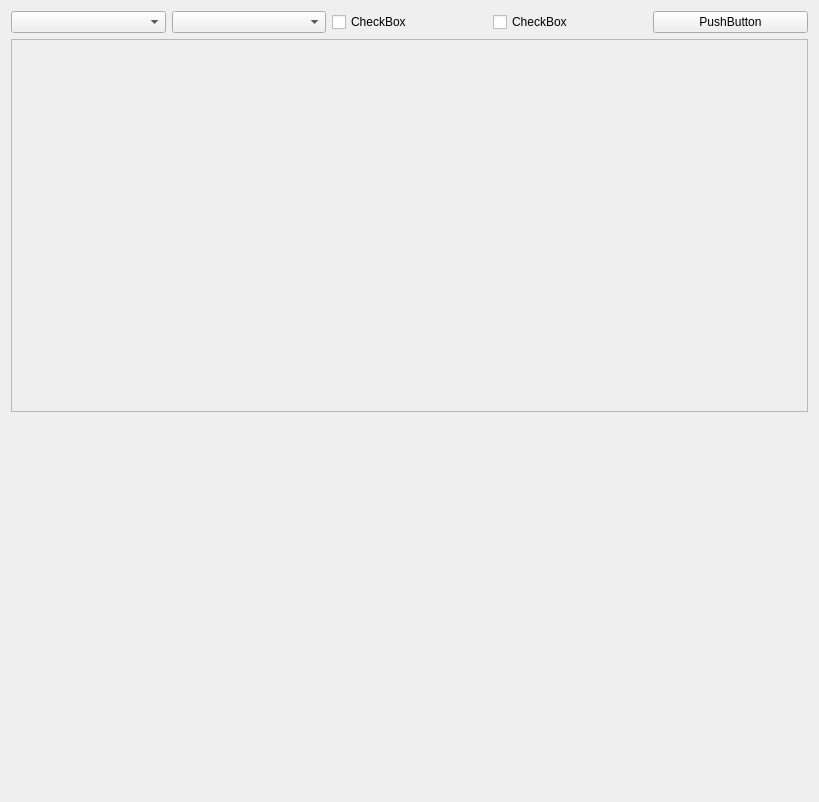
Above: scripts/Muon/GUI/Common/plotting_widget/plotting_widget_view.ui from mantidproject/mantid before the change. Below: the same form after it.
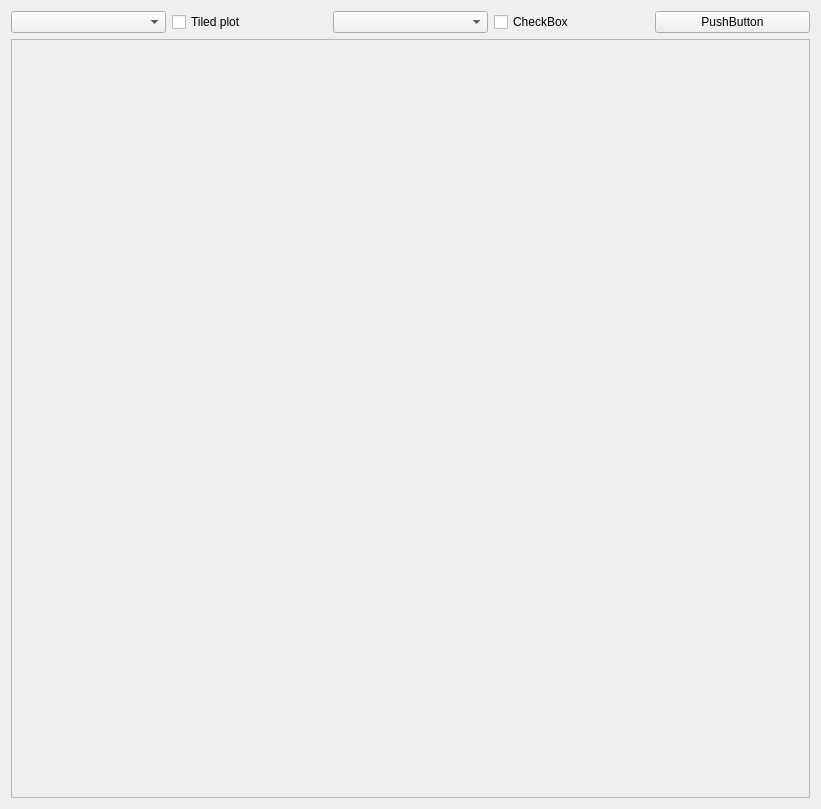
That is the form after the change. Custom widgets are drawn as their Qt base class.

Commit message: Implementing interface for view

The edit to the form file:
```diff
--- a/scripts/Muon/GUI/Common/plotting_widget/plotting_widget_view.ui
+++ b/scripts/Muon/GUI/Common/plotting_widget/plotting_widget_view.ui
@@ -6,8 +6,8 @@
    <rect>
     <x>0</x>
     <y>0</y>
-    <width>819</width>
-    <height>802</height>
+    <width>821</width>
+    <height>809</height>
    </rect>
   </property>
   <property name="windowTitle">
@@ -26,12 +26,16 @@
       <widget class="QComboBox" name="comboBox_2"/>
      </item>
      <item>
-      <widget class="QComboBox" name="comboBox"/>
-     </item>
-     <item>
-      <widget class="QCheckBox" name="checkBox">
+      <widget class="QCheckBox" name="tiled_plot_checkbox">
        <property name="text">
-        <string>CheckBox</string>
+        <string>Tiled plot</string>
+       </property>
+      </widget>
+     </item>
+     <item>
+      <widget class="QComboBox" name="tiled_by_combo">
+       <property name="currentIndex">
+        <number>-1</number>
        </property>
       </widget>
      </item>
@@ -78,34 +82,10 @@
      <property name="sizeConstraint">
       <enum>QLayout::SetDefaultConstraint</enum>
      </property>
-     <item>
-      <widget class="QuickEditView" name="quick_edit_options" native="true">
-       <property name="sizePolicy">
-        <sizepolicy hsizetype="Preferred" vsizetype="MinimumExpanding">
-         <horstretch>0</horstretch>
-         <verstretch>0</verstretch>
-        </sizepolicy>
-       </property>
-       <property name="minimumSize">
-        <size>
-         <width>0</width>
-         <height>0</height>
-        </size>
-       </property>
-      </widget>
-     </item>
     </layout>
    </item>
   </layout>
  </widget>
- <customwidgets>
-  <customwidget>
-   <class>QuickEditView</class>
-   <extends>QWidget</extends>
-   <header>MultiPlotting.QuickEdit.quickEdit_view</header>
-   <container>1</container>
-  </customwidget>
- </customwidgets>
  <resources/>
  <connections/>
 </ui>
```
Left out of the diff: 2 changed lines with no effect on the pictures. The commit also changes 11 other files.
